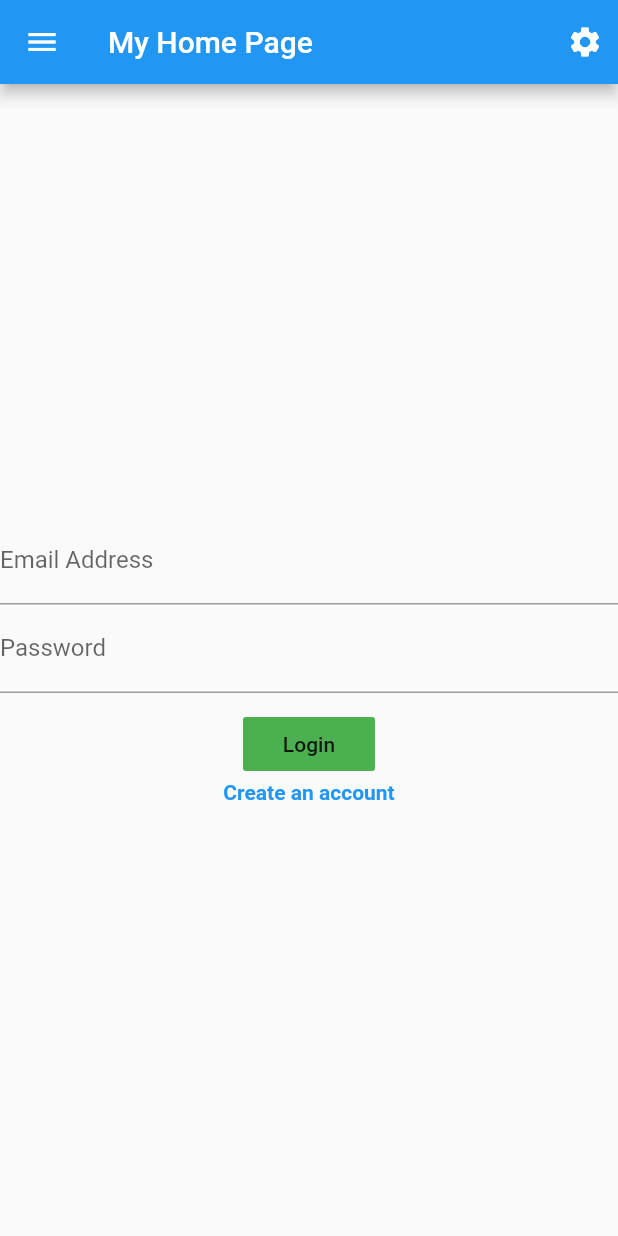
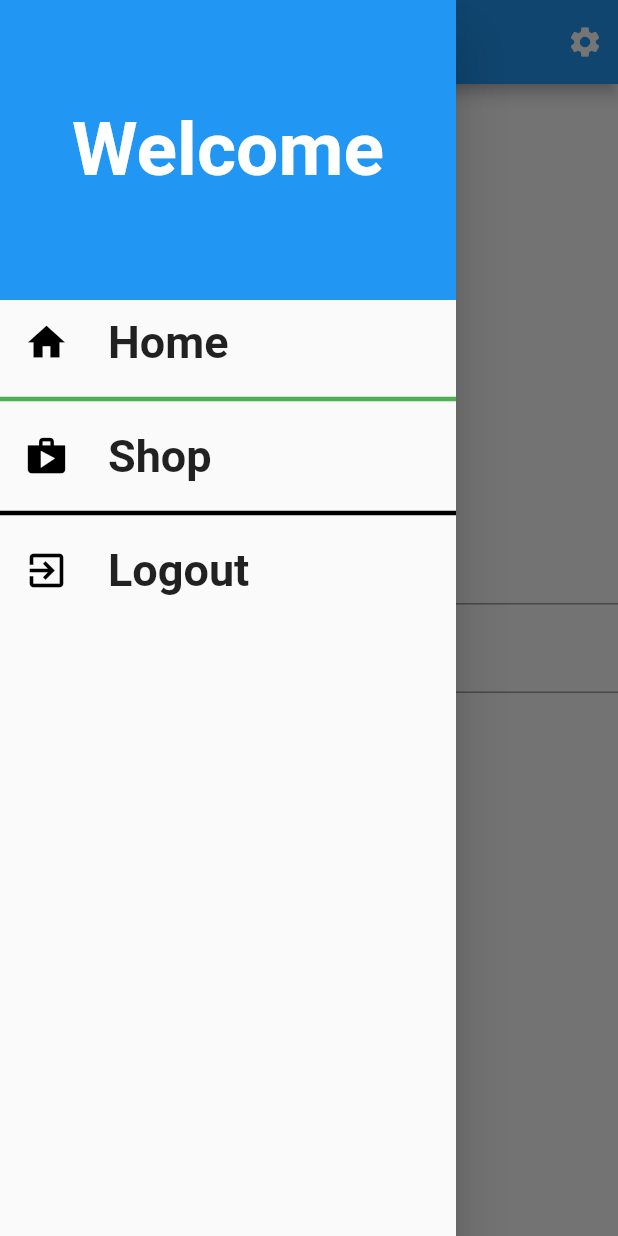
Before and after one commit to janshair/flutter-tutorial, a Flutter app: the screen it shows after launch, with the side drawer open (before the commit the screen has no drawer), on a phone screen of 412 x 824 dp. Run offline on Flutter 3.47's test engine with Material 2 defaults, Android fonts, the phone set to English and light mode, and no system bars.

Commit message:
Drawer and ListTiles

```diff
--- a/lib/screens/my_home_page.dart
+++ b/lib/screens/my_home_page.dart
@@ -1,4 +1,5 @@
 import 'package:flutter/material.dart';
+import '../widgets/side_drawer.dart';
 import '../enum/authentication_type.dart';
 
 class MyHomePage extends StatefulWidget {
@@ -21,7 +22,6 @@ class _MyHomePageState extends State<MyHomePage> {
   Widget build(BuildContext context) {
     return Scaffold(
       appBar: AppBar(
-        leading: Icon(Icons.menu),
         title: Text('My Home Page'),
         actions: [
           Padding(
@@ -30,6 +30,7 @@ class _MyHomePageState extends State<MyHomePage> {
           )
         ],
       ),
+      drawer: Drawer(child: SideDrawer(),),
       body: Center(
         child: Form(
           key: _formKey,
--- /dev/null
+++ b/lib/widgets/side_drawer.dart
@@ -0,0 +1,42 @@
+import 'package:flutter/material.dart';
+
+class SideDrawer extends StatelessWidget {
+  @override
+  Widget build(BuildContext context) {
+    return Column(
+      children: [
+        Container(
+          alignment: Alignment.center,
+          width: double.maxFinite,
+        height: 200,
+      color: Theme.of(context).primaryColor,
+      child: Text(
+        'Welcome',
+            style: TextStyle(
+              fontSize: 50,
+              fontWeight: FontWeight.bold,
+              color: Colors.white
+            ),
+      ),
+    ),
+        _buildListItem('Home', Icons.home),
+        Divider(color: Colors.green, height: 20, thickness: 3,),
+
+        _buildListItem('Shop', Icons.shop),
+        Divider(color: Colors.black, height: 20, thickness: 3,),
+
+        _buildListItem('Logout', Icons.exit_to_app),
+      ],
+    );
+  }
+
+  Widget _buildListItem(String name, IconData icon){
+    return
+      ListTile(leading: Icon(icon,color: Colors.black, size: 30,),
+        title: Text(name, style: TextStyle(
+            fontSize: 30,
+            fontWeight: FontWeight.bold
+        ),),);
+
+  }
+}
```
